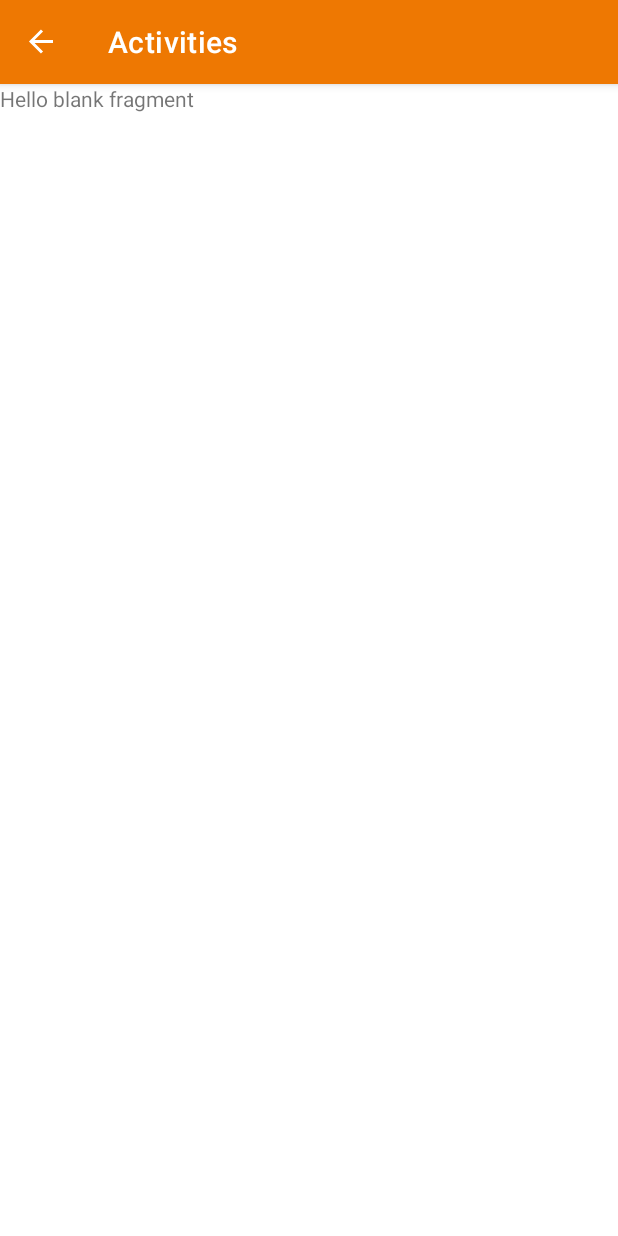
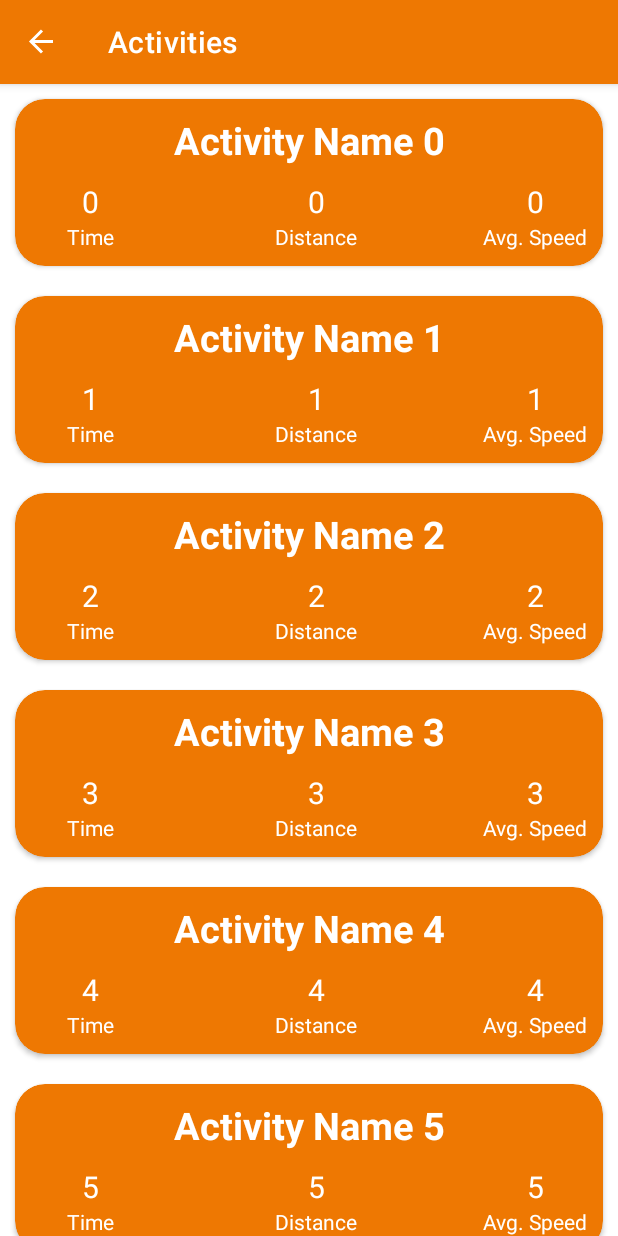
Before and after one commit to JJayU/SpeedMeterProject, an Android app: the ActivitiesFragment screen opened through its navigation route, on a phone screen of 412 x 824 dp. Run offline under Robolectric (Android 15) with nearby library versions, the phone set to English and light mode, and no system bars; our stand-ins replace RxJava, data binding, navigation-ui; libraries missing offline, so code that uses them is left out: com.harrysoft.androidbluetoothserial; 1 statement that could not run was skipped.

Commit message:
Activities screen done

```diff
--- a/app/src/main/java/com/example/speedmeterproject/ActivitiesFragment.kt
+++ b/app/src/main/java/com/example/speedmeterproject/ActivitiesFragment.kt
@@ -5,16 +5,39 @@ import androidx.fragment.app.Fragment
 import android.view.LayoutInflater
 import android.view.View
 import android.view.ViewGroup
+import android.widget.LinearLayout
+import androidx.databinding.DataBindingUtil
+import androidx.recyclerview.widget.LinearLayoutManager
+import com.example.speedmeterproject.databinding.FragmentActivitiesBinding
+import com.example.speedmeterproject.databinding.FragmentMainBinding
+import org.jetbrains.annotations.TestOnly
 
 
 class ActivitiesFragment : Fragment() {
 
+    private lateinit var binding : FragmentActivitiesBinding
+
     override fun onCreateView(
         inflater: LayoutInflater, container: ViewGroup?,
         savedInstanceState: Bundle?
-    ): View? {
+    ): View {
+
+        binding = DataBindingUtil.inflate(inflater, R.layout.fragment_activities, container, false)
+
+        val adapter = ActivitiesListAdapter(createList())
+        binding.recyclerView.layoutManager = LinearLayoutManager(super.getContext())
+        binding.recyclerView.adapter = adapter
+
         // Inflate the layout for this fragment
-        return inflater.inflate(R.layout.fragment_activities, container, false)
+        return binding.root
+    }
+
+    //TODO -> remove
+    private fun createList() : List<ActivityItem> = buildList {
+        for (i in 0..20) {
+            val newActivity = ActivityItem("Activity Name $i", "$i", "$i", "$i")
+            add(newActivity)
+        }
     }
 
 }
--- /dev/null
+++ b/app/src/main/java/com/example/speedmeterproject/ActivitiesListAdapter.kt
@@ -0,0 +1,35 @@
+package com.example.speedmeterproject
+
+import android.view.LayoutInflater
+import android.view.ViewGroup
+import androidx.recyclerview.widget.RecyclerView
+import androidx.recyclerview.widget.RecyclerView.ViewHolder
+import com.example.speedmeterproject.databinding.ActivityRowBinding
+
+class ActivitiesListAdapter(private val activities : List<ActivityItem>) : RecyclerView.Adapter<ActivitiesListAdapter.ActivitiesViewHolder>() {
+
+    inner class ActivitiesViewHolder(binding : ActivityRowBinding) : ViewHolder(binding.root) {
+        val nameTv = binding.activityName
+        val distanceTv = binding.activityTripDistance
+        val timeTv = binding.activityTripTime
+        val avgSpeedTv = binding.activityAvgSpeed
+    }
+
+    override fun onCreateViewHolder(parent: ViewGroup, viewType: Int): ActivitiesViewHolder {
+        val inflater = LayoutInflater.from(parent.context)
+        val activityRowBinding = ActivityRowBinding.inflate(inflater, parent, false)
+        return ActivitiesViewHolder(activityRowBinding)
+    }
+
+    override fun getItemCount(): Int {
+        return activities.size
+    }
+
+    override fun onBindViewHolder(holder: ActivitiesViewHolder, position: Int) {
+        holder.nameTv.text = activities[position].name
+        holder.distanceTv.text = activities[position].distance
+        holder.avgSpeedTv.text = activities[position].avgSpeed
+        holder.timeTv.text = activities[position].time
+    }
+
+}
--- /dev/null
+++ b/app/src/main/java/com/example/speedmeterproject/ActivityItem.kt
@@ -0,0 +1,3 @@
+package com.example.speedmeterproject
+
+data class ActivityItem(val name : String, val distance : String, val time : String, val avgSpeed : String)
--- a/app/src/main/java/com/example/speedmeterproject/MainFragment.kt
+++ b/app/src/main/java/com/example/speedmeterproject/MainFragment.kt
@@ -18,11 +18,6 @@ class MainFragment : Fragment() {
     private lateinit var bluetoothBridge : BluetoothBridge
 
     private var firstLaunch = true
-
-    override fun onCreate(savedInstanceState: Bundle?) {
-        super.onCreate(savedInstanceState)
-        Log.i("a", "onCreate")
-    }
 
     override fun onCreateView(
         inflater: LayoutInflater, container: ViewGroup?,
--- /dev/null
+++ b/app/src/main/res/layout/activity_row.xml
@@ -0,0 +1,121 @@
+<?xml version="1.0" encoding="utf-8"?>
+<layout xmlns:android="http://schemas.android.com/apk/res/android"
+    xmlns:tools="http://schemas.android.com/tools"
+    xmlns:app="http://schemas.android.com/apk/res-auto">
+
+    <androidx.cardview.widget.CardView
+        android:layout_width="match_parent"
+        android:layout_height="wrap_content"
+        android:layout_marginVertical="10dp"
+        app:cardBackgroundColor="?colorPrimary"
+        app:cardCornerRadius="20dp"
+        android:layout_margin="10dp"
+        android:elevation="8dp">
+
+        <LinearLayout
+            android:layout_width="match_parent"
+            android:layout_height="wrap_content"
+            android:orientation="vertical"
+            android:layout_marginVertical="10dp">
+
+            <TextView
+                android:id="@+id/activityName"
+                android:layout_width="match_parent"
+                android:layout_height="wrap_content"
+                tools:text="01.01.2021"
+                android:textColor="?colorOnPrimary"
+                android:textSize="25sp"
+                android:textAlignment="center"
+                android:textStyle="bold"/>
+
+            <LinearLayout
+                android:layout_width="match_parent"
+                android:layout_height="wrap_content"
+                android:orientation="horizontal"
+                android:layout_marginTop="10dp"
+                android:layout_gravity="center">
+
+                <LinearLayout
+                    android:layout_width="100dp"
+                    android:layout_height="wrap_content"
+                    android:orientation="vertical"
+                    tools:layout_weight="1"
+                    tools:paddingRight="10dp">
+
+                    <TextView
+                        android:id="@+id/activityTripTime"
+                        android:layout_width="match_parent"
+                        android:layout_height="wrap_content"
+                        tools:text="00:00:00"
+                        android:textAlignment="center"
+                        android:textSize="20sp"
+                        android:textColor="?colorOnPrimary"/>
+
+                    <TextView
+                        android:id="@+id/tripTimeDesc"
+                        android:layout_width="match_parent"
+                        android:layout_height="wrap_content"
+                        android:text="@string/time"
+                        android:textAlignment="center"
+                        android:textColor="?colorOnPrimary"/>
+                </LinearLayout>
+
+                <LinearLayout
+                    android:layout_width="wrap_content"
+                    android:layout_height="wrap_content"
+                    android:layout_weight="1"
+                    android:orientation="vertical"
+                    android:paddingLeft="10dp"
+                    tools:paddingRight="10dp">
+
+                    <TextView
+                        android:id="@+id/activityTripDistance"
+                        android:layout_width="match_parent"
+                        android:layout_height="wrap_content"
+                        tools:text="00,00"
+                        android:textAlignment="center"
+                        android:textSize="20sp"
+                        android:textColor="?colorOnPrimary"/>
+
+                    <TextView
+                        android:id="@+id/tripDistanceDesc"
+                        android:layout_width="match_parent"
+                        android:layout_height="wrap_content"
+                        android:text="@string/distance"
+                        android:textAlignment="center"
+                        android:textColor="?colorOnPrimary"/>
+                </LinearLayout>
+
+                <LinearLayout
+                    android:layout_width="100dp"
+                    android:layout_height="wrap_content"
+                    android:orientation="vertical"
+                    android:paddingStart="10dp"
+                    tools:layout_weight="1">
+
+                    <TextView
+                        android:id="@+id/activityAvgSpeed"
+                        android:layout_width="match_parent"
+                        android:layout_height="wrap_content"
+                        tools:text="00,00"
+                        android:textAlignment="center"
+                        android:textSize="20sp"
+                        android:textColor="?colorOnPrimary"/>
+
+                    <TextView
+                        android:id="@+id/avgSpeedDesc"
+                        android:layout_width="match_parent"
+                        android:layout_height="wrap_content"
+                        android:text="@string/avg_speed"
+                        android:textAlignment="center"
+                        android:textColor="?colorOnPrimary"/>
+                </LinearLayout>
+
+
+            </LinearLayout>
+
+        </LinearLayout>
+
+    </androidx.cardview.widget.CardView>
+
+</layout>
--- a/app/src/main/res/layout/fragment_activities.xml
+++ b/app/src/main/res/layout/fragment_activities.xml
@@ -1,14 +1,10 @@
 <?xml version="1.0" encoding="utf-8"?>
-<FrameLayout xmlns:android="http://schemas.android.com/apk/res/android"
-    xmlns:tools="http://schemas.android.com/tools"
-    android:layout_width="match_parent"
-    android:layout_height="match_parent"
-    tools:context=".ActivitiesFragment">
+<layout xmlns:android="http://schemas.android.com/apk/res/android"
+    xmlns:tools="http://schemas.android.com/tools">
 
-    <!-- TODO: Update blank fragment layout -->
-    <TextView
+    <androidx.recyclerview.widget.RecyclerView
+        android:id="@+id/recyclerView"
         android:layout_width="match_parent"
-        android:layout_height="match_parent"
-        android:text="@string/hello_blank_fragment" />
+        android:layout_height="match_parent" />
 
-</FrameLayout>
+</layout>
```
